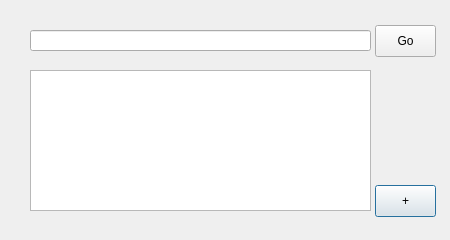
This is launchpad.ui in mattgibbs/launchpad as Qt 5 draws it before an edit. The edited form follows.
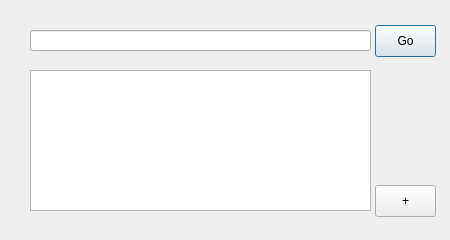
This is the edited form.

Commit message: Make the 'Go' button the default button.

The edit to the form file:
```diff
--- a/launchpad.ui
+++ b/launchpad.ui
@@ -45,6 +45,9 @@
    <property name="text">
     <string>+</string>
    </property>
+   <property name="autoDefault">
+    <bool>false</bool>
+   </property>
   </widget>
   <widget class="QPushButton" name="goButton">
    <property name="geometry">
@@ -58,6 +61,12 @@
    <property name="text">
     <string>Go</string>
    </property>
+   <property name="autoDefault">
+    <bool>false</bool>
+   </property>
+   <property name="default">
+    <bool>true</bool>
+   </property>
   </widget>
  </widget>
  <resources/>
```
